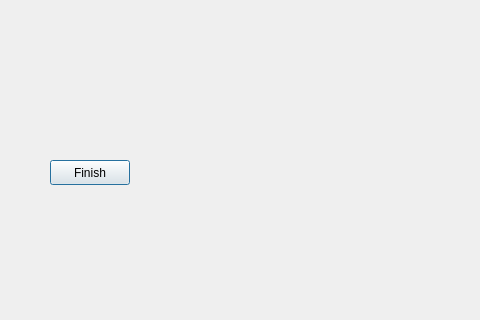
Old version of the form Client/creategame.ui in the repository Costyyy/NetworksProject; both pictures show x 0 to 480 and y 160 to 480 of the 640 by 480 pixel window.
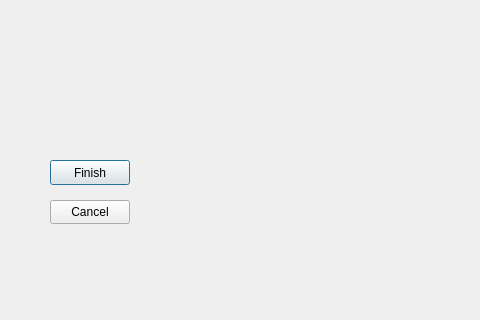
New version of the form.

The edit to the form file:
```diff
--- a/Client/creategame.ui
+++ b/Client/creategame.ui
@@ -86,6 +86,19 @@
     </item>
    </layout>
   </widget>
+  <widget class="QPushButton" name="pushButton_cancel">
+   <property name="geometry">
+    <rect>
+     <x>50</x>
+     <y>360</y>
+     <width>80</width>
+     <height>24</height>
+    </rect>
+   </property>
+   <property name="text">
+    <string>Cancel</string>
+   </property>
+  </widget>
  </widget>
  <resources/>
  <connections/>
```
